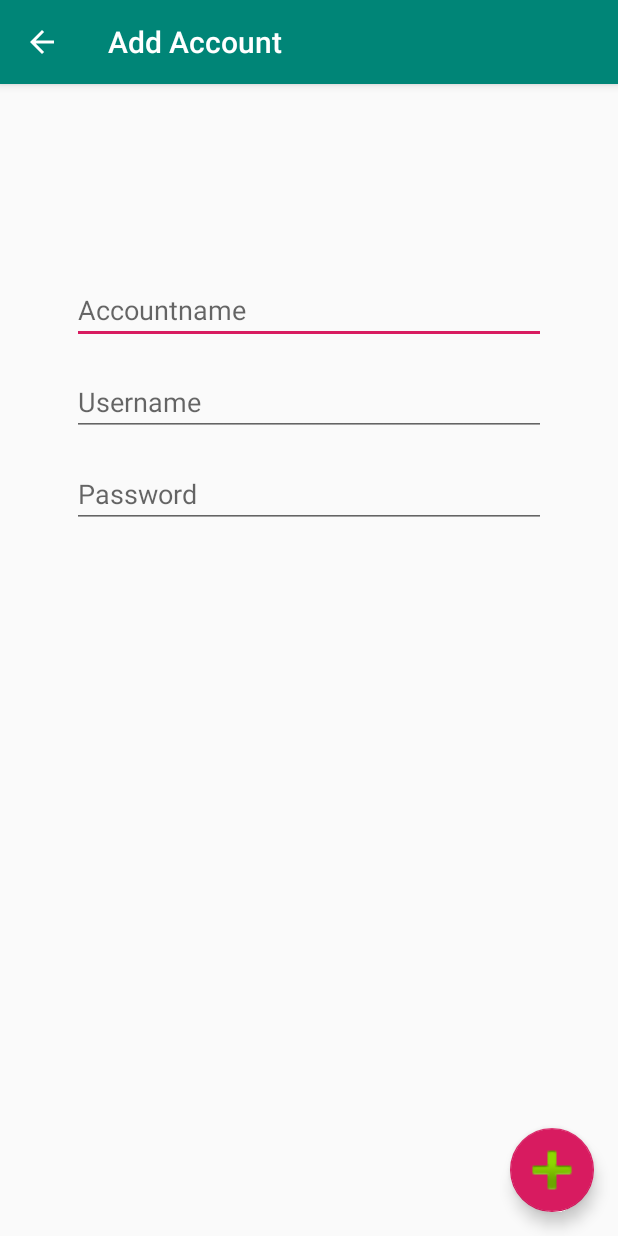
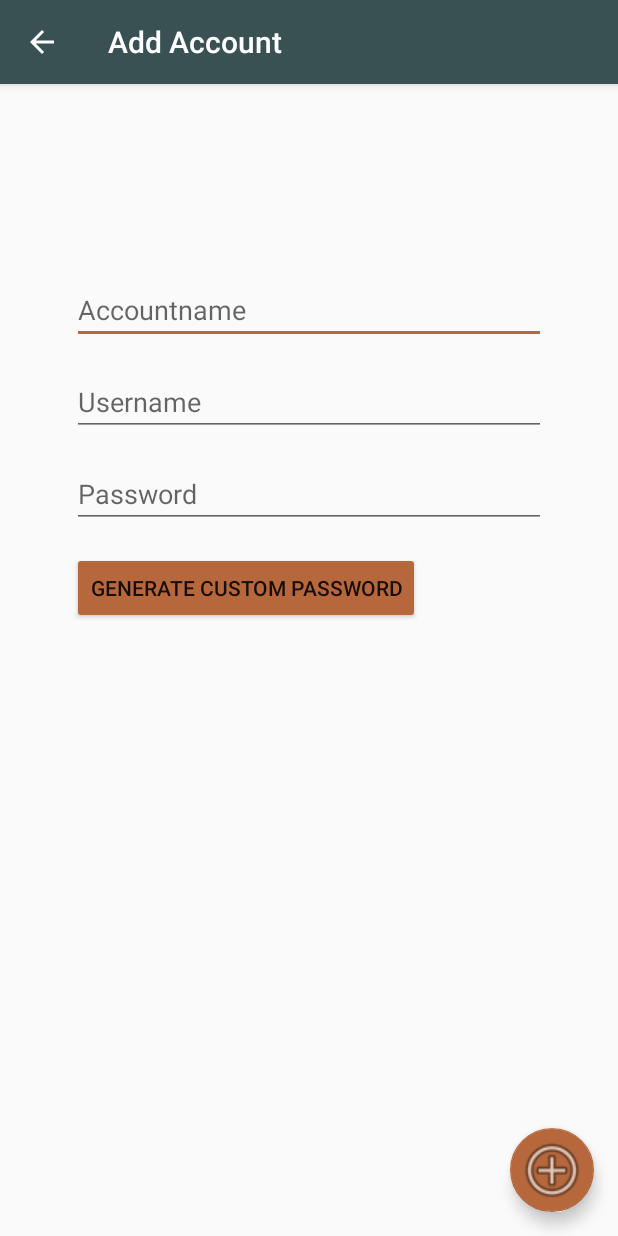
Before and after one commit to waldow90/EncryptoMobile, an Android app: the AccountManager screen opened directly, with no data from a screen before it, after a tap on an icon or button, on a phone screen of 412 x 824 dp. Run offline under Robolectric (Android 15) with nearby library versions, the phone set to English and light mode, and no system bars; our stand-ins replace Room's generated code; 1 other tap on this screen came first.

Commit message:
EDIT color scheme/ADD password generator

```diff
--- a/Encrypto/app/src/main/java/com/example/encrypto/AccountManager.kt
+++ b/Encrypto/app/src/main/java/com/example/encrypto/AccountManager.kt
@@ -1,14 +1,15 @@
 package com.example.encrypto
 
-import android.app.Activity
 import android.content.Intent
 import android.os.Bundle
+import android.util.Log.d
 import android.view.Menu
 import android.view.MenuItem
+import android.view.View
 import android.widget.ArrayAdapter
-import android.widget.TextView
-import com.google.android.material.snackbar.Snackbar
+import android.widget.SearchView
 import androidx.appcompat.app.AppCompatActivity
+import androidx.core.view.MenuItemCompat
 import com.example.encrypto.sql.ManageDB
 
 import kotlinx.android.synthetic.main.activity_account_manager.*
@@ -25,34 +26,33 @@ class AccountManager : AppCompatActivity() {
         val adapter = ArrayAdapter(this, android.R.layout.simple_list_item_1, acc)
         listAccounts.adapter = adapter
 
-        listAccounts.setOnItemClickListener{ parent, _, position, _ ->
-            val intent = Intent (this, ShowAccount::class.java)
+        listAccounts.setOnItemClickListener { parent, _, position, _ ->
+            val intent = Intent(this, ShowAccount::class.java)
             var selection = parent.getItemAtPosition(position).toString()
             intent.putExtra("Account", selection)
             startActivity(intent)
         }
 
-        fab.setOnClickListener{
+        fab.setOnClickListener {
             startActivity(Intent(this, AddAccount::class.java))
         }
+
     }
 
     override fun onCreateOptionsMenu(menu: Menu): Boolean {
-        // Inflate the menu; this adds items to the action bar if it is present.
         menuInflater.inflate(R.menu.menu_main, menu)
+        val searchItem = menu.findItem(R.id.action_search)
+
         return true
     }
 
     override fun onOptionsItemSelected(item: MenuItem): Boolean {
-        // Handle action bar item clicks here. The action bar will
-        // automatically handle clicks on the Home/Up button, so long
-        // as you specify a parent activity in AndroidManifest.xml.
-
         return when (item.itemId) {
             R.id.action_settings -> {
                 startActivity(Intent(this, SettingsActivity::class.java))
                 true
             }
+
             else -> super.onOptionsItemSelected(item)
         }
     }
--- a/Encrypto/app/src/main/java/com/example/encrypto/AddAccount.kt
+++ b/Encrypto/app/src/main/java/com/example/encrypto/AddAccount.kt
@@ -21,6 +21,10 @@ class AddAccount : AppCompatActivity() {
             ManageDB().AddAccount(this, Account.text.toString(), Username.text.toString(), Password.text.toString())
             finish()
         }
+
+        buttonGen.setOnClickListener{
+            Password.setText(CustomPasswordGenerator().GeneratePassword(this))
+        }
     }
 
     override fun onSupportNavigateUp(): Boolean {
--- a/Encrypto/app/src/main/java/com/example/encrypto/ShowAccount.kt
+++ b/Encrypto/app/src/main/java/com/example/encrypto/ShowAccount.kt
@@ -29,7 +29,7 @@ class ShowAccount : AppCompatActivity() {
             val mDialogView = LayoutInflater.from(this).inflate(R.layout.dialog_confirm_pin, null)
             val mBuilder = AlertDialog.Builder(this)
                 .setView(mDialogView)
-                .setTitle("Confirm")
+                .setTitle("Confrim Identity")
             val mAlertDialog = mBuilder.show()
             mDialogView.confirmdialog_buttonconfirm.setOnClickListener {
                 mAlertDialog.dismiss()
@@ -50,7 +50,7 @@ class ShowAccount : AppCompatActivity() {
             val mDialogView = LayoutInflater.from(this).inflate(R.layout.dialog_confirm_pin, null)
             val mBuilder = AlertDialog.Builder(this)
                 .setView(mDialogView)
-                .setTitle("Confirm")
+                .setTitle("Confirm Identity")
             val mAlertDialog = mBuilder.show()
             mDialogView.confirmdialog_buttonconfirm.setOnClickListener {
                 mAlertDialog.dismiss()
--- a/Encrypto/app/src/main/res/layout/activity_account_manager.xml
+++ b/Encrypto/app/src/main/res/layout/activity_account_manager.xml
@@ -29,6 +29,6 @@
         android:layout_gravity="bottom|end"
         android:layout_margin="@dimen/fab_margin"
         app:maxImageSize="48dp"
-        app:srcCompat="@android:drawable/ic_input_add" />
+        app:srcCompat="@android:drawable/ic_menu_add" />
 
 </androidx.coordinatorlayout.widget.CoordinatorLayout>
--- a/Encrypto/app/src/main/res/layout/activity_add_account.xml
+++ b/Encrypto/app/src/main/res/layout/activity_add_account.xml
@@ -13,7 +13,7 @@
         android:layout_gravity="bottom|end"
         android:layout_margin="@dimen/fab_margin"
         app:maxImageSize="48dp"
-        app:srcCompat="@android:drawable/ic_input_add" />
+        app:srcCompat="@android:drawable/ic_menu_add" />
 
     <com.google.android.material.appbar.AppBarLayout
         android:layout_width="match_parent"
--- a/Encrypto/app/src/main/res/layout/content_add_account.xml
+++ b/Encrypto/app/src/main/res/layout/content_add_account.xml
@@ -50,4 +50,15 @@
         app:layout_constraintStart_toStartOf="parent"
         app:layout_constraintTop_toBottomOf="@+id/Username" />
 
+    <Button
+        android:id="@+id/buttonGen"
+        android:layout_width="wrap_content"
+        android:layout_height="wrap_content"
+        android:layout_marginStart="48dp"
+        android:layout_marginTop="16dp"
+        android:backgroundTint="@color/colorAccent"
+        android:text="Generate custom password"
+        app:layout_constraintStart_toStartOf="parent"
+        app:layout_constraintTop_toBottomOf="@+id/Password" />
+
 </androidx.constraintlayout.widget.ConstraintLayout>
--- a/Encrypto/app/src/main/res/layout/content_first_login.xml
+++ b/Encrypto/app/src/main/res/layout/content_first_login.xml
@@ -125,7 +125,8 @@
         android:text="Setup"
         app:layout_constraintEnd_toEndOf="parent"
         app:layout_constraintStart_toStartOf="parent"
-        app:layout_constraintTop_toBottomOf="@+id/A3" />
+        app:layout_constraintTop_toBottomOf="@+id/A3"
+        android:backgroundTint="@color/colorAccent"/>
 
     <TextView
         android:id="@+id/textView"
--- a/Encrypto/app/src/main/res/layout/content_main.xml
+++ b/Encrypto/app/src/main/res/layout/content_main.xml
@@ -26,6 +26,7 @@
         android:id="@+id/buttonLogin"
         android:layout_width="wrap_content"
         android:layout_height="wrap_content"
+        android:backgroundTint="@color/colorAccent"
         android:text="Login"
         app:layout_constraintBottom_toBottomOf="parent"
         app:layout_constraintEnd_toEndOf="parent"
--- a/Encrypto/app/src/main/res/layout/content_reset_pin.xml
+++ b/Encrypto/app/src/main/res/layout/content_reset_pin.xml
@@ -39,5 +39,6 @@
         android:text="Reset"
         app:layout_constraintEnd_toEndOf="parent"
         app:layout_constraintStart_toStartOf="parent"
-        app:layout_constraintTop_toBottomOf="@+id/resetPIN" />
+        app:layout_constraintTop_toBottomOf="@+id/resetPIN"
+        android:backgroundTint="@color/colorAccent"/>
 </androidx.constraintlayout.widget.ConstraintLayout>
--- a/Encrypto/app/src/main/res/layout/content_security_questions.xml
+++ b/Encrypto/app/src/main/res/layout/content_security_questions.xml
@@ -99,6 +99,7 @@
         android:layout_width="wrap_content"
         android:layout_height="wrap_content"
         android:layout_marginTop="64dp"
+        android:backgroundTint="@color/colorAccent"
         android:text="It's me"
         app:layout_constraintEnd_toEndOf="parent"
         app:layout_constraintStart_toStartOf="parent"
--- a/Encrypto/app/src/main/res/layout/content_show_account.xml
+++ b/Encrypto/app/src/main/res/layout/content_show_account.xml
@@ -54,6 +54,7 @@
         android:layout_marginStart="48dp"
         android:layout_marginTop="16dp"
         android:layout_marginEnd="215dp"
+        android:backgroundTint="@color/colorAccent"
         android:text="Show Password"
         app:layout_constraintEnd_toEndOf="parent"
         app:layout_constraintStart_toStartOf="parent"
@@ -66,6 +67,7 @@
         android:layout_marginStart="48dp"
         android:layout_marginTop="8dp"
         android:layout_marginEnd="215dp"
+        android:backgroundTint="@color/colorAccent"
         android:text="Delete Account"
         app:layout_constraintEnd_toEndOf="parent"
         app:layout_constraintStart_toStartOf="parent"
--- a/Encrypto/app/src/main/res/menu/menu_main.xml
+++ b/Encrypto/app/src/main/res/menu/menu_main.xml
@@ -7,4 +7,13 @@
         android:orderInCategory="100"
         android:title="@string/action_settings"
         app:showAsAction="never" />
+
+    <item
+        android:id="@+id/action_search"
+        android:title="Search"
+        android:icon="@android:drawable/ic_menu_search"
+        android:iconTint="#000000"
+        app:showAsAction="ifRoom|collapseActionView"
+        app:actionViewClass="android.widget.SearchView"/>
+
 </menu>
--- a/Encrypto/app/src/main/res/values/colors.xml
+++ b/Encrypto/app/src/main/res/values/colors.xml
@@ -2,5 +2,5 @@
 <resources>
     <color name="colorPrimary">#008577</color>
     <color name="colorPrimaryDark">#00574B</color>
-    <color name="colorAccent">#D81B60</color>
+    <color name="colorAccent">#B7673C</color>
 </resources>
--- a/Encrypto/app/src/main/res/values/styles.xml
+++ b/Encrypto/app/src/main/res/values/styles.xml
@@ -3,9 +3,9 @@
     <!-- Base application theme. -->
     <style name="AppTheme" parent="Theme.AppCompat.DayNight.DarkActionBar">
         <!-- Customize your theme here. -->
-        <item name="colorPrimary">@color/colorPrimary</item>
-        <item name="colorPrimaryDark">@color/colorPrimaryDark</item>
-        <item name="colorAccent">@color/colorAccent</item>
+        <item name="colorPrimary">#3A5154</item>
+        <item name="colorPrimaryDark">#1D2625</item>
+        <item name="colorAccent">#B7673C</item>
     </style>
 
     <style name="DarkTheme" parent="Theme.AppCompat.DayNight.DarkActionBar">
```
Also changed, not shown: Encrypto/app/src/main/java/com/example/encrypto/CustomPasswordGenerator.kt (added, +22 -0 lines), Encrypto/app/src/main/java/com/example/encrypto/SettingsActivity.kt (+0 -22 lines), Encrypto/app/src/main/java/com/example/encrypto/ToggleDarkMode.kt (added, +26 -0 lines), Encrypto/app/src/main/res/layout/content_account_manager.xml (+5 -7 lines), Encrypto/app/src/main/res/layout/dialog_confirm_pin.xml (+10 -7 lines), Encrypto/app/src/main/res/xml/root_preferences.xml (+11 -3 lines).
